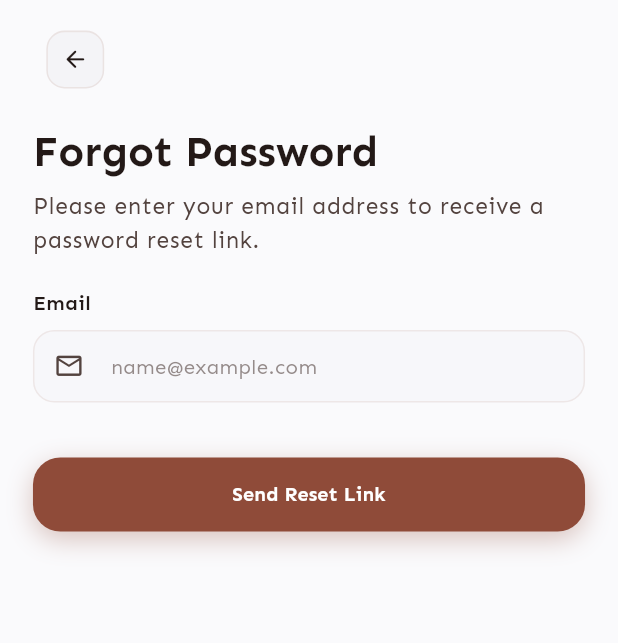
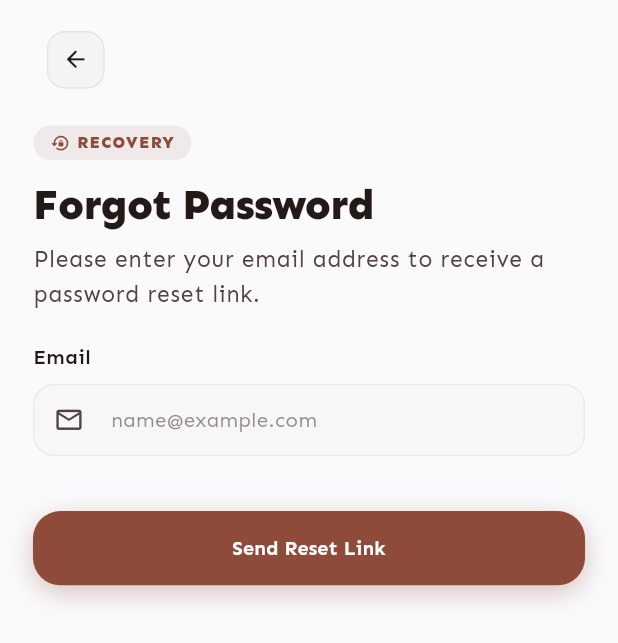
Before and after one commit to MuhammadWaleedEjaz05/bite_food_delivery, a Flutter app: the LoginScreen screen opened directly, after a tap on "Forgot Password", on a phone screen of 412 x 824 dp. Shown: the top 643 px of the screen. Run offline on Flutter 3.47's test engine with Material 3 defaults, Android fonts, the phone set to English and light mode, and no system bars; our stand-ins replace bloc, cached_network_image, cloud_firestore, cloud_functions, cupertino_ui, equatable and 20 more; missing offline and left inert: flutter_phone_direct_caller, flutter_stripe; accounts and stored records are empty; statements that could not run were skipped; project files that could hold a hidden picture were left out.

Commit message:
feat(auth): implement Phase 3 - modernize login, signup, and forgot password headers with pill badges and refined typography

```diff
--- a/lib/features/authentication/sections/forgot_password_header_section.dart
+++ b/lib/features/authentication/sections/forgot_password_header_section.dart
@@ -16,7 +16,7 @@ class ForgotPasswordHeaderSection extends StatelessWidget {
 
     return SliverToBoxAdapter(
       child: Padding(
-        padding: EdgeInsets.symmetric(horizontal: 20.w, vertical: 12.h),
+        padding: EdgeInsets.symmetric(horizontal: 20.w, vertical: 12.h).r,
         child: Column(
           crossAxisAlignment: CrossAxisAlignment.start,
           children: [
@@ -27,12 +27,39 @@ class ForgotPasswordHeaderSection extends StatelessWidget {
               ),
               16.verticalSpace,
             ] else
-              24.verticalSpace,
+              20.verticalSpace,
+            Container(
+              padding: EdgeInsets.symmetric(horizontal: 10.w, vertical: 4.h).r,
+              decoration: BoxDecoration(
+                color: colors.primary.withValues(alpha: 0.1),
+                borderRadius: BorderRadius.circular(20).r,
+              ),
+              child: Row(
+                mainAxisSize: MainAxisSize.min,
+                children: [
+                  Icon(
+                    Icons.lock_reset_rounded,
+                    size: 13.r,
+                    color: colors.primary,
+                  ),
+                  4.horizontalSpace,
+                  AppText(
+                    'RECOVERY',
+                    style: AppTextStyles.labelSmall(context).copyWith(
+                      color: colors.primary,
+                      fontWeight: FontWeight.w800,
+                      letterSpacing: 0.8,
+                    ),
+                  ),
+                ],
+              ),
+            ),
+            12.verticalSpace,
             AppText(
               t.forgotPassword,
               style: AppTextStyles.headlineMedium(
                 context,
-              ).copyWith(fontWeight: FontWeight.bold),
+              ).copyWith(fontWeight: FontWeight.w800, letterSpacing: -0.5),
             ),
             8.verticalSpace,
             AppText(
--- a/lib/features/authentication/sections/login_header_section.dart
+++ b/lib/features/authentication/sections/login_header_section.dart
@@ -16,7 +16,7 @@ class LoginHeaderSection extends StatelessWidget {
 
     return SliverToBoxAdapter(
       child: Padding(
-        padding: EdgeInsets.symmetric(horizontal: 20.w, vertical: 12.h),
+        padding: EdgeInsets.symmetric(horizontal: 20.w, vertical: 12.h).r,
         child: Column(
           crossAxisAlignment: CrossAxisAlignment.start,
           children: [
@@ -27,12 +27,39 @@ class LoginHeaderSection extends StatelessWidget {
               ),
               16.verticalSpace,
             ] else
-              24.verticalSpace,
+              20.verticalSpace,
+            Container(
+              padding: EdgeInsets.symmetric(horizontal: 10.w, vertical: 4.h).r,
+              decoration: BoxDecoration(
+                color: colors.primary.withValues(alpha: 0.1),
+                borderRadius: BorderRadius.circular(20).r,
+              ),
+              child: Row(
+                mainAxisSize: MainAxisSize.min,
+                children: [
+                  Icon(
+                    Icons.waving_hand_rounded,
+                    size: 13.r,
+                    color: colors.primary,
+                  ),
+                  4.horizontalSpace,
+                  AppText(
+                    'WELCOME BACK',
+                    style: AppTextStyles.labelSmall(context).copyWith(
+                      color: colors.primary,
+                      fontWeight: FontWeight.w800,
+                      letterSpacing: 0.8,
+                    ),
+                  ),
+                ],
+              ),
+            ),
+            12.verticalSpace,
             AppText(
               t.logIn,
               style: AppTextStyles.headlineMedium(
                 context,
-              ).copyWith(fontWeight: FontWeight.bold),
+              ).copyWith(fontWeight: FontWeight.w800, letterSpacing: -0.5),
             ),
             8.verticalSpace,
             AppText(
```
Also changed, not shown: lib/features/authentication/sections/signup_header_section.dart (+30 -3 lines), docs/previews/login-dark.png, docs/previews/login-light.png.
